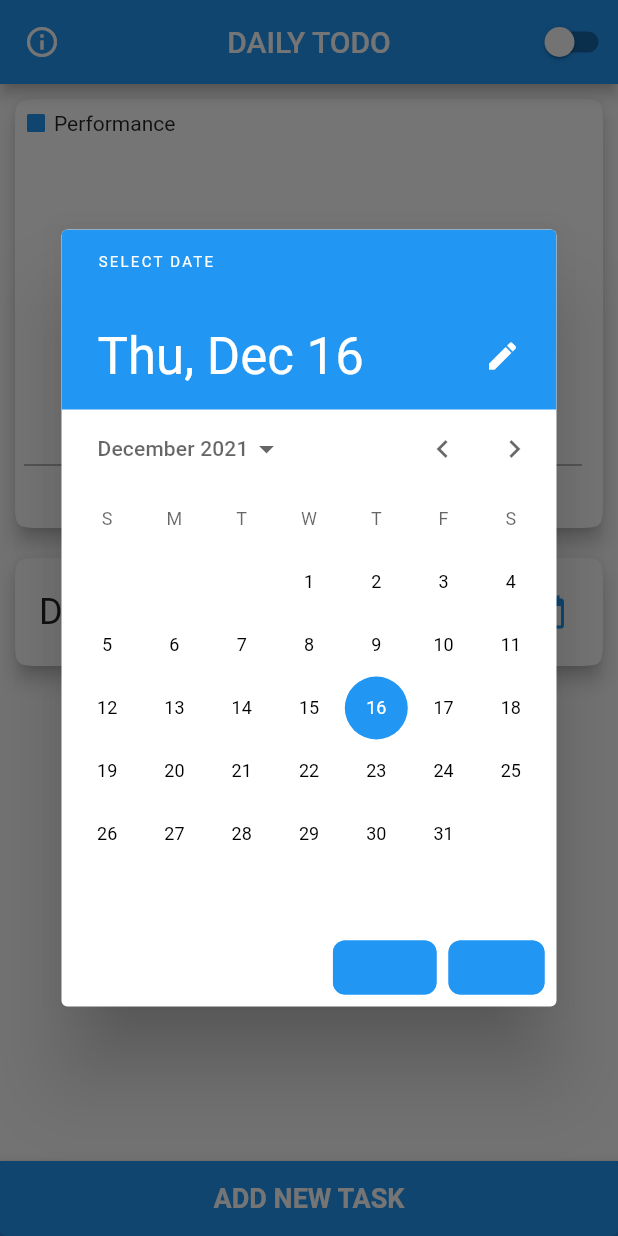
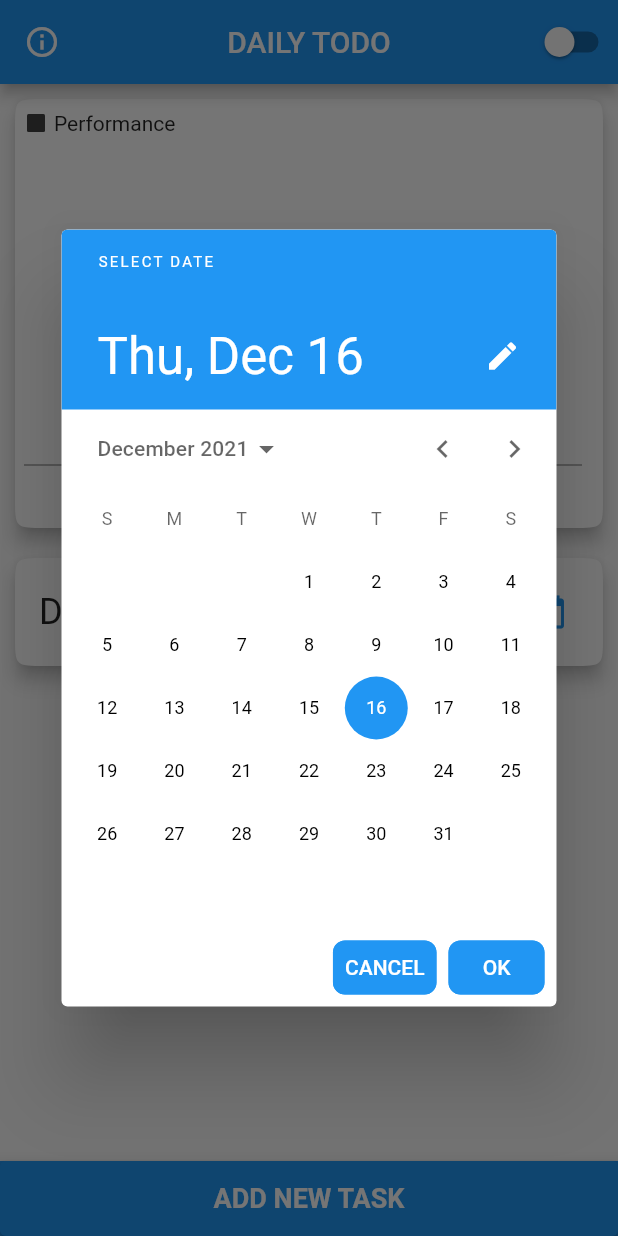
Before and after one commit to asadamatic/Daily-Todo, a Flutter app: the screen it shows after launch, after a tap on the "calendar today" icon, on a phone screen of 412 x 824 dp. Run offline on Flutter 3.47's test engine with Material 2 defaults, Android fonts, the phone set to English and light mode, and no system bars; our stand-ins replace charts_flutter, get, shared_preferences, sqflite; accounts and stored records are empty.

Commit message:
Final commit before addition to portfolio.

```diff
--- a/lib/controllers/home_controller.dart
+++ b/lib/controllers/home_controller.dart
@@ -5,7 +5,7 @@
 import 'package:flutter/scheduler.dart';
 import 'package:get/get.dart';
 
-class HomeController extends GetxController {
+class TodoHomeController extends GetxController {
   DateTime pickedDate = DateTime.now();
   ScrollController scrollController = ScrollController();
   List<TaskData> tasks = [];
@@ -32,7 +32,7 @@
         pickedDate;
     tasks = await _localDatabase.returnTasks(pickedDate);
     await updateDataForGraph();
-    update();
+    update(['tasksUpdate', 'chartUpdate']);
   }
 
   toggleTheme(bool value) {
@@ -43,7 +43,7 @@
       themeMode = ThemeMode.light;
       Get.changeThemeMode(ThemeMode.light);
     }
-    update();
+    update(['themeUpdate']);
   }
 
   addTask(TaskData taskData) async {
@@ -51,14 +51,14 @@
     taskData.id = id;
     tasks.add(taskData);
     await updateDataForGraph();
-    update();
+    update(['tasksUpdate', 'chartUpdate']);
   }
 
   editTask(TaskData taskData) async {
     await _localDatabase.update(taskData);
     tasks[tasks.indexWhere((item) => item.id == taskData.id)] = taskData;
     await updateDataForGraph();
-    update();
+    update(['tasksUpdate', 'chartUpdate']);
   }
 
   deleteTask(TaskData taskData) async {
@@ -66,7 +66,7 @@
     await _localDatabase.delete(taskData);
     tasks.remove(taskData);
     await updateDataForGraph();
-    update();
+    update(['tasksUpdate', 'chartUpdate']);
   }
 
   updateDataForGraph() async {
--- a/lib/design_elements/CustomCheckBox.dart
+++ b/lib/design_elements/CustomCheckBox.dart
@@ -18,7 +18,7 @@
 
 class _CustomCheckBoxState extends State<CustomCheckBox>
     with SingleTickerProviderStateMixin {
-  final HomeController _homeController = Get.find();
+  final TodoHomeController _homeController = Get.find();
   @override
   Widget build(BuildContext context) {
     return Card(
@@ -33,10 +33,8 @@
           onChanged: (newValue) async {
             setState(() {
               widget.taskData!.status = newValue;
-
             });
             await _homeController.editTask(widget.taskData!);
-
           },
           controlAffinity: ListTileControlAffinity.leading,
           title: Row(
--- a/lib/design_elements/custom_chart_card.dart
+++ b/lib/design_elements/custom_chart_card.dart
@@ -6,7 +6,6 @@
 import 'package:get/get.dart';
 
 class CustomChartCard extends StatelessWidget {
-  const CustomChartCard();
   @override
   Widget build(BuildContext context) {
     return Card(
@@ -22,7 +21,7 @@
           ),
           Padding(
             padding: EdgeInsets.all(10.0),
-            child: GetBuilder<HomeController>(
+            child: GetBuilder<TodoHomeController>(
               builder: (_homeController) {
                 return Text(
                     '${DateFormat('MMMM y').format(_homeController.pickedDate)}');
@@ -43,7 +42,10 @@
 class _CustomChartState extends State<CustomChart> {
   @override
   Widget build(BuildContext context) {
-    return GetBuilder<HomeController>(builder: (_homeController) {
+    return GetBuilder<TodoHomeController>(
+        id: 'chartUpdate',
+        assignId: true,
+        builder: (_homeController) {
           List<Series<DayPerformance, String>> series = [
             Series(
                 id: 'Performance',
--- a/lib/design_elements/date_display.dart
+++ b/lib/design_elements/date_display.dart
@@ -6,10 +6,11 @@
 class DateDisplay extends StatelessWidget {
   const DateDisplay({
     Key? key,
-    required HomeController homeController,
-  }) : _homeController = homeController, super(key: key);
+    required TodoHomeController homeController,
+  })  : _homeController = homeController,
+        super(key: key);
 
-  final HomeController _homeController;
+  final TodoHomeController _homeController;
 
   @override
   Widget build(BuildContext context) {
@@ -20,11 +21,11 @@
         margin: EdgeInsets.symmetric(horizontal: 10.0, vertical: 10.0),
         child: Container(
           padding:
-          EdgeInsets.only(right: 12.0, left: 16.0, top: 12.0, bottom: 12.0),
+              EdgeInsets.only(right: 12.0, left: 16.0, top: 12.0, bottom: 12.0),
           child: Row(
             mainAxisAlignment: MainAxisAlignment.spaceBetween,
             children: <Widget>[
-              GetBuilder<HomeController>(
+              GetBuilder<TodoHomeController>(
                 builder: (_homeController) {
                   return Text(
                     '${DateFormat.yMMMMd().format(_homeController.pickedDate)}',
--- a/lib/main.dart
+++ b/lib/main.dart
@@ -1,4 +1,3 @@
-
 import 'package:dailytodo/wrapper.dart';
 import 'package:flutter/material.dart';
 import 'package:get/get.dart';
@@ -24,13 +23,13 @@
         ),
         bottomAppBarColor: Theme.of(context).primaryColor,
         textButtonTheme: TextButtonThemeData(
-            style: ButtonStyle(
-                backgroundColor: MaterialStateProperty.all(Theme.of(context).primaryColor),
-              shape:  MaterialStateProperty.all(RoundedRectangleBorder(
-                  side: BorderSide(
-                      color: Theme.of(context).primaryColor),
-                  borderRadius: BorderRadius.circular(8.0)))
-            ),
+          style: ButtonStyle(
+              backgroundColor:
+                  MaterialStateProperty.all(Colors.blue),
+              foregroundColor: MaterialStateProperty.all(Colors.white),
+              shape: MaterialStateProperty.all(RoundedRectangleBorder(
+                  side: BorderSide(color: Colors.blue),
+                  borderRadius: BorderRadius.circular(8.0)))),
         ),
         colorScheme: ColorScheme.fromSwatch().copyWith(
             secondary: Colors.blue[400], brightness: Brightness.light),
@@ -48,14 +47,12 @@
             foregroundColor: Colors.white,
           ),
           textButtonTheme: TextButtonThemeData(
-            style: ButtonStyle(
-              backgroundColor: MaterialStateProperty.all(Colors.black),
-                shape:  MaterialStateProperty.all(RoundedRectangleBorder(
-                    side: BorderSide(
-                        color: Colors.black),
-                    borderRadius: BorderRadius.circular(8.0)))
-            )
-          ),
+              style: ButtonStyle(
+                  backgroundColor: MaterialStateProperty.all(Colors.black),
+                  foregroundColor: MaterialStateProperty.all(Colors.white),
+                  shape: MaterialStateProperty.all(RoundedRectangleBorder(
+                      side: BorderSide(color: Colors.black),
+                      borderRadius: BorderRadius.circular(8.0))))),
           bottomAppBarTheme: BottomAppBarTheme(
             color: Colors.grey[800],
           ),
@@ -68,7 +65,7 @@
           ),
           floatingActionButtonTheme:
               FloatingActionButtonThemeData(backgroundColor: Colors.black)),
-      home: const Wrapper(),
+      home: Wrapper(),
     );
   }
 }
--- a/lib/screens/home_screen.dart
+++ b/lib/screens/home_screen.dart
@@ -8,7 +8,7 @@
 import 'editing_dialog.dart';
 
 class HomeScreen extends StatelessWidget {
-  final _homeController = Get.put(HomeController());
+  final _homeController = Get.put(TodoHomeController());
   @override
   Widget build(BuildContext context) {
     return Scaffold(
@@ -55,8 +55,11 @@
           ),
           actions: <Widget>[
             Container(
-              child: GetBuilder<HomeController>(
+              child: GetBuilder<TodoHomeController>(
+                id: 'themeUpdate',
+                assignId: true,
                 builder: (_homeController) {
+                  print('Theme switch rebuilt');
                   return Switch(
                       value: _homeController.themeMode == ThemeMode.dark,
                       onChanged: _homeController.toggleTheme);
@@ -68,18 +71,22 @@
         body: ListView(
           controller: _homeController.scrollController,
           children: <Widget>[
-            const CustomChartCard(),
+            CustomChartCard(),
             DateDisplay(homeController: _homeController),
-            GetBuilder<HomeController>(
+            Column(
+              children: <Widget>[
+                GetBuilder<TodoHomeController>(
+                    id: 'tasksUpdate',
+                    assignId: true,
                     builder: (_homeController) {
+                      print('Tasks list rebuilt');
                       return Column(
-                  children: <Widget>[
-                    Column(
                         children: _homeController.tasks
                             .map<Widget>((taskData) => CustomCheckBox(
                                 key: UniqueKey(), taskData: taskData))
                             .toList(),
-                    ),
+                      );
+                    }),
                 Padding(
                   padding: const EdgeInsets.all(8.0),
                   child: FloatingActionButton(
@@ -96,9 +103,7 @@
                   ),
                 )
               ],
-                );
-              },
-            ),
+            )
           ],
         ),
         bottomNavigationBar: BottomAppBar(
@@ -123,7 +128,7 @@
                       showDialog(
                           context: context,
                           builder: (context) {
-                            return const EditingDialog();
+                            return EditingDialog();
                           });
                     },
                   ),
--- a/lib/screens/welcome_screen.dart
+++ b/lib/screens/welcome_screen.dart
@@ -2,14 +2,13 @@
 
 class WelcomeScreen extends StatefulWidget {
   final Function? selectScreen;
-  const WelcomeScreen({Key? key, this.selectScreen}) : super(key: key);
+  WelcomeScreen({Key? key, this.selectScreen}) : super(key: key);
 
   @override
   _WelcomeScreenState createState() => _WelcomeScreenState();
 }
 
 class _WelcomeScreenState extends State<WelcomeScreen> {
-
   @override
   void initState() {
     // TODO: implement initState
@@ -18,6 +17,7 @@
       widget.selectScreen!();
     });
   }
+
   @override
   Widget build(BuildContext context) {
     return Scaffold(
@@ -25,10 +25,10 @@
       children: <Widget>[
         Container(
           decoration: BoxDecoration(
-              gradient: LinearGradient(
-                colors: [Theme.of(context).primaryColor.withOpacity(.7), Theme.of(context).primaryColor.withOpacity(1),]
-              )
-            ),
+              gradient: LinearGradient(colors: [
+            Theme.of(context).primaryColor.withOpacity(.7),
+            Theme.of(context).primaryColor.withOpacity(1),
+          ])),
         ),
         Align(
           alignment: Alignment.center,
@@ -42,18 +42,26 @@
                 ),
                 curve: Curves.bounceOut,
                 duration: Duration(milliseconds: 800),
-                    builder: (context, dynamic scale, child){
+                builder: (context, dynamic scale, child) {
                   return Transform.scale(
                     scale: scale,
                     child: child,
                   );
                 },
                 child: Image(
-                      image: AssetImage('Assets/calendar.png',),
+                  image: AssetImage(
+                    'Assets/calendar.png',
+                  ),
                   height: 110,
                 ),
               ),
-                  Text('DAILY TODO', style: TextStyle(fontSize: 36.0, color: Colors.white, fontWeight: FontWeight.w700),),
+              Text(
+                'DAILY TODO',
+                style: TextStyle(
+                    fontSize: 36.0,
+                    color: Colors.white,
+                    fontWeight: FontWeight.w700),
+              ),
             ],
           ),
         ),
@@ -64,15 +72,32 @@
             child: Column(
               mainAxisAlignment: MainAxisAlignment.end,
               children: <Widget>[
-                  Text('from', textAlign: TextAlign.center, style: TextStyle(fontFamily: 'Roboto', fontSize: 24.0, color: Colors.white70,),),
-                  SizedBox(height: 5.0,),
-                  Text('LEGACY LLC', textAlign: TextAlign.center, style: TextStyle(fontFamily: 'Roboto', fontSize: 24.0, color: Colors.white,),),
+                Text(
+                  'from',
+                  textAlign: TextAlign.center,
+                  style: TextStyle(
+                    fontFamily: 'Roboto',
+                    fontSize: 24.0,
+                    color: Colors.white70,
+                  ),
+                ),
+                SizedBox(
+                  height: 5.0,
+                ),
+                Text(
+                  'LEGACY LLC',
+                  textAlign: TextAlign.center,
+                  style: TextStyle(
+                    fontFamily: 'Roboto',
+                    fontSize: 24.0,
+                    color: Colors.white,
+                  ),
+                ),
               ],
             ),
           ),
         ),
       ],
-      )
-    );
+    ));
   }
 }
--- a/lib/wrapper.dart
+++ b/lib/wrapper.dart
@@ -4,7 +4,6 @@
 import 'package:shared_preferences/shared_preferences.dart';
 
 class Wrapper extends StatefulWidget {
-  const Wrapper();
   @override
   _WrapperState createState() => _WrapperState();
 }
```
Also changed, not shown: lib/data_model/day_performance.dart (+3 -6 lines), lib/data_model/task_data.dart (+3 -5 lines), lib/screens/editing_dialog.dart (+6 -6 lines). Lines whose indentation alone changed are shown as unchanged.
